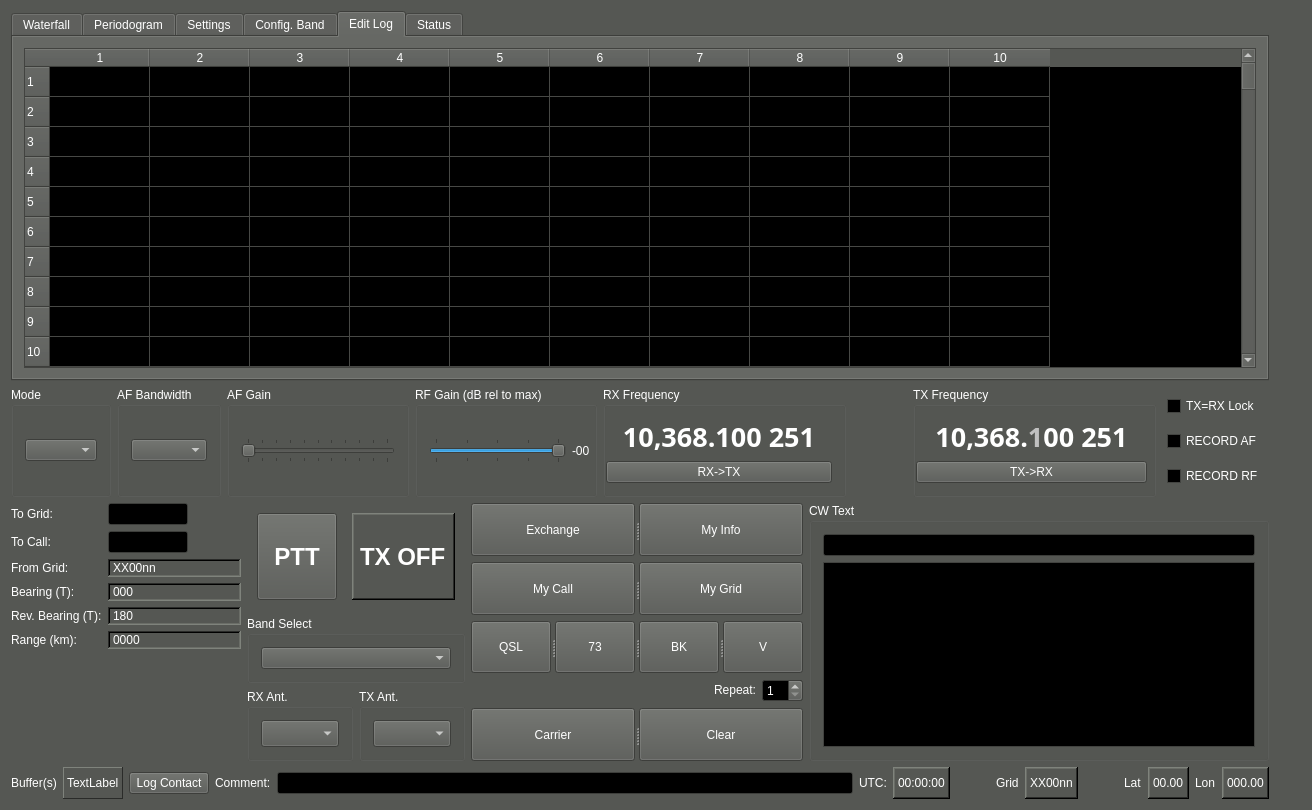
kb1vc/SoDaRadio, file qtgui/mainwindow.ui: the form before one commit.
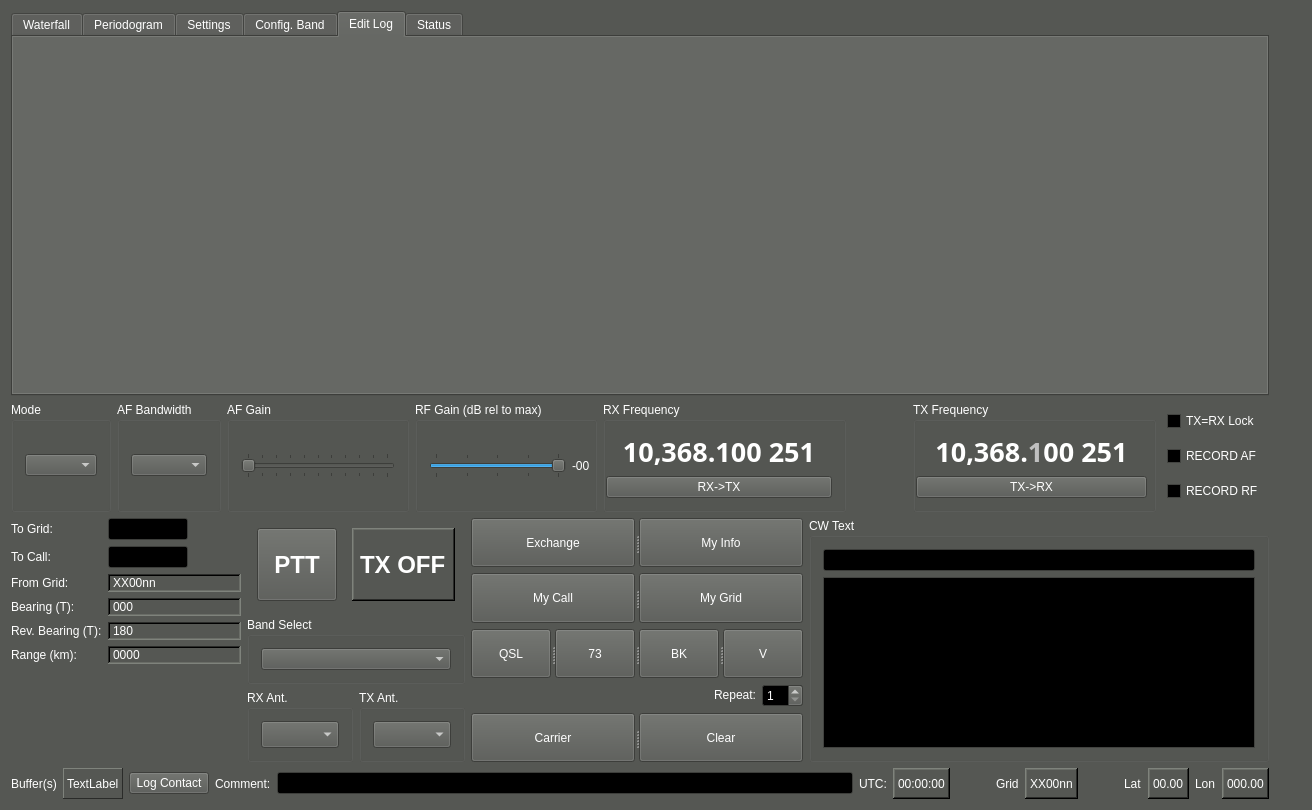
The form after the commit. The open tabs and pages were chosen to show the change. Icons and pictures are not drawn. Custom widgets are drawn as their Qt base class.

Diff of the .ui file:
```diff
--- a/qtgui/mainwindow.ui
+++ b/qtgui/mainwindow.ui
@@ -1719,538 +1719,17 @@
         </item>
        </layout>
       </widget>
-      <widget class="QWidget" name="EditLog">
+      <widget class="QWidget" name="widget">
+       <property name="minimumSize">
+        <size>
+         <width>0</width>
+         <height>355</height>
+        </size>
+       </property>
        <attribute name="title">
         <string>Edit Log</string>
        </attribute>
-       <layout class="QVBoxLayout" name="verticalLayout_11" stretch="9">
-        <item>
-         <widget class="GUISoDa::LogTable" name="LogView">
-          <property name="sizePolicy">
-           <sizepolicy hsizetype="MinimumExpanding" vsizetype="MinimumExpanding">
-            <horstretch>1</horstretch>
-            <verstretch>1</verstretch>
-           </sizepolicy>
-          </property>
-          <property name="rowCount">
-           <number>500</number>
-          </property>
-          <property name="columnCount">
-           <number>10</number>
-          </property>
-          <row/>
-          <row/>
-          <row/>
-          <row/>
-          <row/>
-          <row/>
-          <row/>
-          <row/>
-          <row/>
-          <row/>
-          <row/>
-          <row/>
-          <row/>
-          <row/>
-          <row/>
-          <row/>
-          <row/>
-          <row/>
-          <row/>
-          <row/>
-          <row/>
-          <row/>
-          <row/>
-          <row/>
-          <row/>
-          <row/>
-          <row/>
-          <row/>
-          <row/>
-          <row/>
-          <row/>
-          <row/>
-          <row/>
-          <row/>
-          <row/>
-          <row/>
-          <row/>
-          <row/>
-          <row/>
-          <row/>
-          <row/>
-          <row/>
-          <row/>
-          <row/>
-          <row/>
-          <row/>
-          <row/>
-          <row/>
-          <row/>
-          <row/>
-          <row/>
-          <row/>
-          <row/>
-          <row/>
-          <row/>
-          <row/>
-          <row/>
-          <row/>
-          <row/>
-          <row/>
-          <row/>
-          <row/>
-          <row/>
-          <row/>
-          <row/>
-          <row/>
-          <row/>
-          <row/>
-          <row/>
-          <row/>
-          <row/>
-          <row/>
-          <row/>
-          <row/>
-          <row/>
-          <row/>
-          <row/>
-          <row/>
-          <row/>
-          <row/>
-          <row/>
-          <row/>
-          <row/>
-          <row/>
-          <row/>
-          <row/>
-          <row/>
-          <row/>
-          <row/>
-          <row/>
-          <row/>
-          <row/>
-          <row/>
-          <row/>
-          <row/>
-          <row/>
-          <row/>
-          <row/>
-          <row/>
-          <row/>
-          <row/>
-          <row/>
-          <row/>
-          <row/>
-          <row/>
-          <row/>
-          <row/>
-          <row/>
-          <row/>
-          <row/>
-          <row/>
-          <row/>
-          <row/>
-          <row/>
-          <row/>
-          <row/>
-          <row/>
-          <row/>
-          <row/>
-          <row/>
-          <row/>
-          <row/>
-          <row/>
-          <row/>
-          <row/>
-          <row/>
-          <row/>
-          <row/>
-          <row/>
-          <row/>
-          <row/>
-          <row/>
-          <row/>
-          <row/>
-          <row/>
-          <row/>
-          <row/>
-          <row/>
-          <row/>
-          <row/>
-          <row/>
-          <row/>
-          <row/>
-          <row/>
-          <row/>
-          <row/>
-          <row/>
-          <row/>
-          <row/>
-          <row/>
-          <row/>
-          <row/>
-          <row/>
-          <row/>
-          <row/>
-          <row/>
-          <row/>
-          <row/>
-          <row/>
-          <row/>
-          <row/>
-          <row/>
-          <row/>
-          <row/>
-          <row/>
-          <row/>
-          <row/>
-          <row/>
-          <row/>
-          <row/>
-          <row/>
-          <row/>
-          <row/>
-          <row/>
-          <row/>
-          <row/>
-          <row/>
-          <row/>
-          <row/>
-          <row/>
-          <row/>
-          <row/>
-          <row/>
-          <row/>
-          <row/>
-          <row/>
-          <row/>
-          <row/>
-          <row/>
-          <row/>
-          <row/>
-          <row/>
-          <row/>
-          <row/>
-          <row/>
-          <row/>
-          <row/>
-          <row/>
-          <row/>
-          <row/>
-          <row/>
-          <row/>
-          <row/>
-          <row/>
-          <row/>
-          <row/>
-          <row/>
-          <row/>
-          <row/>
-          <row/>
-          <row/>
-          <row/>
-          <row/>
-          <row/>
-          <row/>
-          <row/>
-          <row/>
-          <row/>
-          <row/>
-          <row/>
-          <row/>
-          <row/>
-          <row/>
-          <row/>
-          <row/>
-          <row/>
-          <row/>
-          <row/>
-          <row/>
-          <row/>
-          <row/>
-          <row/>
-          <row/>
-          <row/>
-          <row/>
-          <row/>
-          <row/>
-          <row/>
-          <row/>
-          <row/>
-          <row/>
-          <row/>
-          <row/>
-          <row/>
-          <row/>
-          <row/>
-          <row/>
-          <row/>
-          <row/>
-          <row/>
-          <row/>
-          <row/>
-          <row/>
-          <row/>
-          <row/>
-          <row/>
-          <row/>
-          <row/>
-          <row/>
-          <row/>
-          <row/>
-          <row/>
-          <row/>
-          <row/>
-          <row/>
-          <row/>
-          <row/>
-          <row/>
-          <row/>
-          <row/>
-          <row/>
-          <row/>
-          <row/>
-          <row/>
-          <row/>
-          <row/>
-          <row/>
-          <row/>
-          <row/>
-          <row/>
-          <row/>
-          <row/>
-          <row/>
-          <row/>
-          <row/>
-          <row/>
-          <row/>
-          <row/>
-          <row/>
-          <row/>
-          <row/>
-          <row/>
-          <row/>
-          <row/>
-          <row/>
-          <row/>
-          <row/>
-          <row/>
-          <row/>
-          <row/>
-          <row/>
-          <row/>
-          <row/>
-          <row/>
-          <row/>
-          <row/>
-          <row/>
-          <row/>
-          <row/>
-          <row/>
-          <row/>
-          <row/>
-          <row/>
-          <row/>
-          <row/>
-          <row/>
-          <row/>
-          <row/>
-          <row/>
-          <row/>
-          <row/>
-          <row/>
-          <row/>
-          <row/>
-          <row/>
-          <row/>
-          <row/>
-          <row/>
-          <row/>
-          <row/>
-          <row/>
-          <row/>
-          <row/>
-          <row/>
-          <row/>
-          <row/>
-          <row/>
-          <row/>
-          <row/>
-          <row/>
-          <row/>
-          <row/>
-          <row/>
-          <row/>
-          <row/>
-          <row/>
-          <row/>
-          <row/>
-          <row/>
-          <row/>
-          <row/>
-          <row/>
-          <row/>
-          <row/>
-          <row/>
-          <row/>
-          <row/>
-          <row/>
-          <row/>
-          <row/>
-          <row/>
-          <row/>
-          <row/>
-          <row/>
-          <row/>
-          <row/>
-          <row/>
-          <row/>
-          <row/>
-          <row/>
-          <row/>
-          <row/>
-          <row/>
-          <row/>
-          <row/>
-          <row/>
-          <row/>
-          <row/>
-          <row/>
-          <row/>
-          <row/>
-          <row/>
-          <row/>
-          <row/>
-          <row/>
-          <row/>
-          <row/>
-          <row/>
-          <row/>
-          <row/>
-          <row/>
-          <row/>
-          <row/>
-          <row/>
-          <row/>
-          <row/>
-          <row/>
-          <row/>
-          <row/>
-          <row/>
-          <row/>
-          <row/>
-          <row/>
-          <row/>
-          <row/>
-          <row/>
-          <row/>
-          <row/>
-          <row/>
-          <row/>
-          <row/>
-          <row/>
-          <row/>
-          <row/>
-          <row/>
-          <row/>
-          <row/>
-          <row/>
-          <row/>
-          <row/>
-          <row/>
-          <row/>
-          <row/>
-          <row/>
-          <row/>
-          <row/>
-          <row/>
-          <row/>
-          <row/>
-          <row/>
-          <row/>
-          <row/>
-          <row/>
-          <row/>
-          <row/>
-          <row/>
-          <row/>
-          <row/>
-          <row/>
-          <row/>
-          <row/>
-          <row/>
-          <row/>
-          <row/>
-          <row/>
-          <row/>
-          <row/>
-          <row/>
-          <row/>
-          <row/>
-          <row/>
-          <row/>
-          <row/>
-          <row/>
-          <row/>
-          <row/>
-          <row/>
-          <row/>
-          <row/>
-          <row/>
-          <row/>
-          <row/>
-          <row/>
-          <row/>
-          <row/>
-          <row/>
-          <row/>
-          <row/>
-          <row/>
-          <row/>
-          <row/>
-          <row/>
-          <row/>
-          <row/>
-          <row/>
-          <row/>
-          <row/>
-          <row/>
-          <row/>
-          <row/>
-          <row/>
-          <row/>
-          <row/>
-          <row/>
-          <row/>
-          <row/>
-          <row/>
-          <row/>
-          <row/>
-          <row/>
-          <row/>
-          <row/>
-          <row/>
-          <row/>
-          <row/>
-          <row/>
-          <row/>
-          <row/>
-          <row/>
-          <row/>
-          <column/>
-          <column/>
-          <column/>
-          <column/>
-          <column/>
-          <column/>
-          <column/>
-          <column/>
-          <column/>
-          <column/>
-         </widget>
-        </item>
-       </layout>
+       <layout class="QVBoxLayout" name="verticalLayout_11" stretch=""/>
       </widget>
       <widget class="QWidget" name="Status">
        <attribute name="title">
@@ -2548,7 +2027,6 @@
             <font>
              <family>MgOpen Moderna</family>
              <pointsize>20</pointsize>
-             <weight>75</weight>
              <bold>true</bold>
             </font>
            </property>
@@ -2600,7 +2078,6 @@
             <font>
              <family>MgOpen Moderna</family>
              <pointsize>20</pointsize>
-             <weight>75</weight>
              <bold>true</bold>
             </font>
            </property>
@@ -2847,7 +2324,6 @@
             <property name="font">
              <font>
               <pointsize>18</pointsize>
-              <weight>75</weight>
               <bold>true</bold>
              </font>
             </property>
@@ -2876,7 +2352,6 @@
             <property name="font">
              <font>
               <pointsize>18</pointsize>
-              <weight>75</weight>
               <bold>true</bold>
              </font>
             </property>
@@ -3510,11 +2985,6 @@
    <extends>QLabel</extends>
    <header>FreqLabel.hpp</header>
   </customwidget>
-  <customwidget>
-   <class>GUISoDa::LogTable</class>
-   <extends>QTableWidget</extends>
-   <header>soda_logtable.hpp</header>
-  </customwidget>
   <customwidget>
    <class>GUISoDa::WFall</class>
    <extends>QWidget</extends>
```
Left out of the diff: 170 changed lines with no effect on the pictures.
